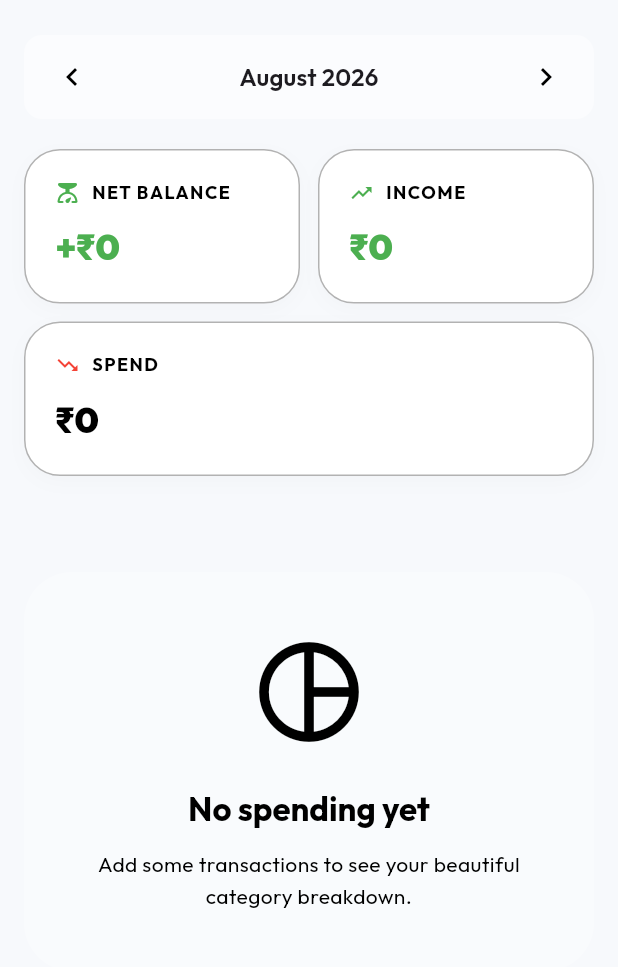
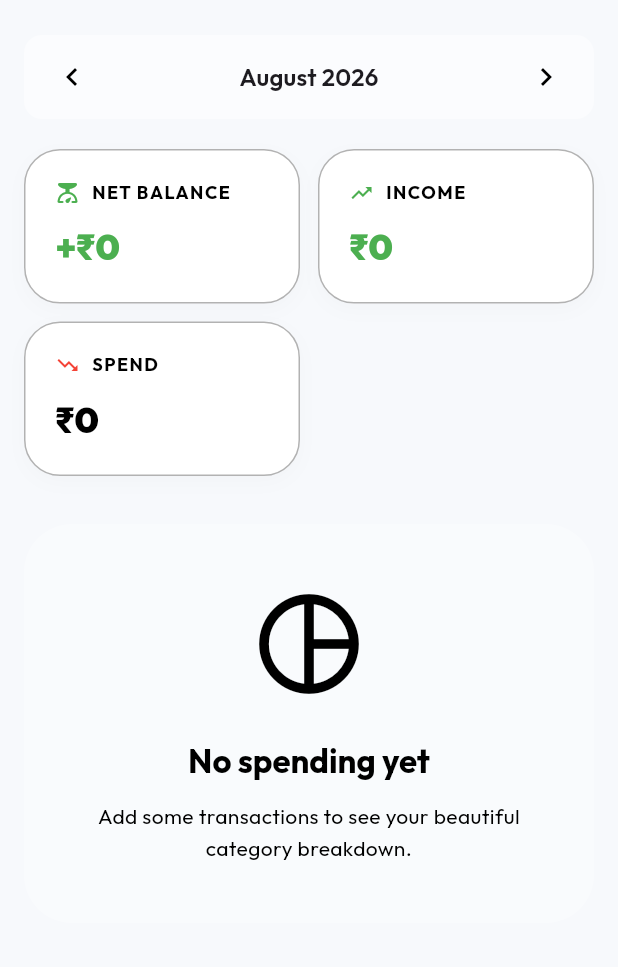
Before and after one commit to puravbhatt0504/ExpenseLens, a Flutter app: the DashboardScreen screen opened directly, on a phone screen of 412 x 824 dp, the part 61-1028 px from its top. Run offline on Flutter 3.47's test engine with Material 3 defaults, Android fonts, the phone set to English and light mode, and no system bars; drawn by our look-alikes of flutter_animate; our stand-ins replace dio, fl_chart, flutter_riverpod, flutter_secure_storage, google_fonts, google_sign_in and 4 more; missing offline and left inert: google_mlkit_text_recognition; accounts and stored records are empty; network calls fail.

Commit message:
feat: redesign dashboard spend and savings cards to match net balance size

```diff
--- a/app/lib/screens/dashboard_screen.dart
+++ b/app/lib/screens/dashboard_screen.dart
@@ -314,7 +314,11 @@ class _DashboardScreenState extends ConsumerState<DashboardScreen> {
                           ],
                         ),
                         const SizedBox(height: 12),
-                        _buildMetricCard(
+                        Row(
+                          crossAxisAlignment: CrossAxisAlignment.start,
+                          children: [
+                            Expanded(
+                              child: _buildMetricCard(
                                 title: 'Spend',
                                 amount: '₹${summary.total.toStringAsFixed(0)}',
                                 color: Colors.red,
@@ -324,23 +328,23 @@ class _DashboardScreenState extends ConsumerState<DashboardScreen> {
                                   'spent': summary.total,
                                 } : null,
                               ).animate().fade(duration: 500.ms, delay: 200.ms).slideY(begin: 0.2, end: 0),
-
-                        const SizedBox(height: 32),
-
-                        // Active Savings Goals
-                        savingsAsync.when(
+                            ),
+                            const SizedBox(width: 12),
+                            Expanded(
+                              child: savingsAsync.maybeWhen(
                                 data: (savings) {
                                   if (savings.isEmpty) return const SizedBox.shrink();
 
                                   return Container(
-                              padding: const EdgeInsets.all(24),
+                                    padding: const EdgeInsets.all(20),
                                     decoration: BoxDecoration(
-                                color: theme.cardTheme.color ?? theme.colorScheme.surface,
-                                borderRadius: BorderRadius.circular(32),
+                                      color: Colors.white,
+                                      borderRadius: BorderRadius.circular(24),
+                                      border: Border.all(color: theme.dividerColor.withValues(alpha: 0.3)),
                                       boxShadow: [
                                         BoxShadow(
-                                    color: Colors.black.withValues(alpha: 0.05),
-                                    blurRadius: 20,
+                                          color: Colors.black.withValues(alpha: 0.02),
+                                          blurRadius: 10,
                                           offset: const Offset(0, 4),
                                         ),
                                       ],
@@ -354,13 +358,15 @@ class _DashboardScreenState extends ConsumerState<DashboardScreen> {
                                             Expanded(
                                               child: Row(
                                                 children: [
-                                            Icon(Icons.savings_outlined, color: theme.colorScheme.primary),
+                                                  Icon(Icons.savings_outlined, color: theme.colorScheme.primary, size: 16),
                                                   const SizedBox(width: 8),
                                                   Flexible(
                                                     child: Text(
-                                                'Active Savings Goals',
-                                                style: theme.textTheme.titleLarge?.copyWith(
-                                                  fontWeight: FontWeight.w800,
+                                                      'SAVINGS',
+                                                      style: theme.textTheme.labelMedium?.copyWith(
+                                                        fontWeight: FontWeight.bold,
+                                                        letterSpacing: 1,
+                                                        color: theme.colorScheme.outline,
                                                       ),
                                                       overflow: TextOverflow.ellipsis,
                                                     ),
@@ -369,24 +375,25 @@ class _DashboardScreenState extends ConsumerState<DashboardScreen> {
                                               ),
                                             ),
                                             if (netBalance > 0)
-                                        FilledButton.icon(
+                                              SizedBox(
+                                                height: 24,
+                                                child: FilledButton(
                                                   onPressed: () => _showDistributeSavingsModal(netBalance, savings),
-                                          icon: const Icon(Icons.call_split, size: 16),
-                                          label: const Text('Distribute'),
                                                   style: FilledButton.styleFrom(
-                                            padding: const EdgeInsets.symmetric(horizontal: 12, vertical: 8),
-                                            textStyle: const TextStyle(fontSize: 12, fontWeight: FontWeight.bold),
+                                                    padding: const EdgeInsets.symmetric(horizontal: 8),
+                                                  ),
+                                                  child: const Text('Split', style: TextStyle(fontSize: 10, fontWeight: FontWeight.bold)),
                                                 ),
                                               ),
                                           ],
                                         ),
-                                  const SizedBox(height: 24),
-                                  ...savings.map((goal) {
+                                        const SizedBox(height: 16),
+                                        ...savings.take(3).map((goal) {
                                           final progress = (goal.currentAmount / goal.targetAmount).clamp(0.0, 1.0);
                                           final isComplete = progress >= 1.0;
 
                                           return Padding(
-                                      padding: const EdgeInsets.only(bottom: 16),
+                                            padding: const EdgeInsets.only(bottom: 12),
                                             child: Column(
                                               crossAxisAlignment: CrossAxisAlignment.start,
                                               children: [
@@ -396,41 +403,22 @@ class _DashboardScreenState extends ConsumerState<DashboardScreen> {
                                                     Expanded(
                                                       child: Text(
                                                         goal.name,
-                                                  style: theme.textTheme.titleMedium?.copyWith(
+                                                        style: theme.textTheme.bodyMedium?.copyWith(
                                                           fontWeight: FontWeight.w700,
                                                         ),
                                                         overflow: TextOverflow.ellipsis,
                                                       ),
                                                     ),
                                                     Text(
-                                                '${(progress * 100).toStringAsFixed(1)}%',
-                                                style: theme.textTheme.bodySmall?.copyWith(
+                                                      '${(progress * 100).toStringAsFixed(0)}%',
+                                                      style: theme.textTheme.labelSmall?.copyWith(
                                                         fontWeight: FontWeight.bold,
                                                         color: isComplete ? Colors.green : theme.colorScheme.primary,
                                                       ),
                                                     ),
                                                   ],
                                                 ),
-                                          const SizedBox(height: 4),
-                                          Row(
-                                            mainAxisAlignment: MainAxisAlignment.spaceBetween,
-                                            children: [
-                                              Text(
-                                                '₹${goal.currentAmount.toStringAsFixed(0)}',
-                                                style: theme.textTheme.bodyMedium?.copyWith(
-                                                  fontWeight: FontWeight.bold,
-                                                  color: isComplete ? Colors.green : theme.colorScheme.primary,
-                                                ),
-                                              ),
-                                              Text(
-                                                '/ ₹${goal.targetAmount.toStringAsFixed(0)}',
-                                                style: theme.textTheme.bodySmall?.copyWith(
-                                                  color: theme.colorScheme.outline,
-                                                ),
-                                              ),
-                                            ],
-                                          ),
-                                          const SizedBox(height: 8),
+                                                const SizedBox(height: 6),
                                                 ClipRRect(
                                                   borderRadius: BorderRadius.circular(4),
                                                   child: LinearProgressIndicator(
@@ -439,19 +427,27 @@ class _DashboardScreenState extends ConsumerState<DashboardScreen> {
                                                     valueColor: AlwaysStoppedAnimation<Color>(
                                                       isComplete ? Colors.green : theme.colorScheme.primary,
                                                     ),
-                                              minHeight: 6,
+                                                    minHeight: 4,
                                                   ),
                                                 ),
                                               ],
                                             ),
                                           );
                                         }),
+                                        if (savings.length > 3)
+                                          Center(
+                                            child: Text('+ ${savings.length - 3} more',
+                                              style: theme.textTheme.labelSmall?.copyWith(color: theme.colorScheme.outline)
+                                            ),
+                                          ),
                                       ],
                                     ),
                                   ).animate().fade(duration: 500.ms, delay: 300.ms).slideY(begin: 0.2, end: 0);
                                 },
-                          loading: () => const SizedBox.shrink(),
-                          error: (_, __) => const SizedBox.shrink(),
+                                orElse: () => const SizedBox.shrink(),
+                              ),
+                            ),
+                          ],
                         ),
 
                         const SizedBox(height: 32),
```
Lines whose indentation alone changed are shown as unchanged.
